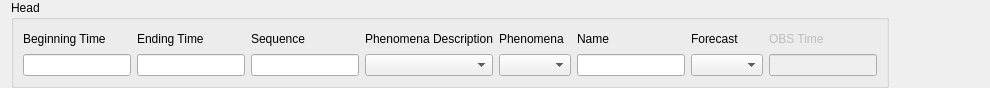
The window that tafor/components/ui/sigmet_head.ui (up1and/tafor) describes before a commit, drawn with Qt 5.
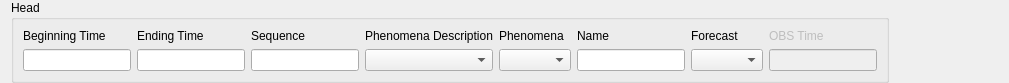
The same window after the commit.

What changed in the file:
```diff
--- a/tafor/components/ui/sigmet_head.ui
+++ b/tafor/components/ui/sigmet_head.ui
@@ -6,8 +6,8 @@
    <rect>
     <x>0</x>
     <y>0</y>
-    <width>990</width>
-    <height>88</height>
+    <width>1009</width>
+    <height>70</height>
    </rect>
   </property>
   <property name="windowTitle">
```
